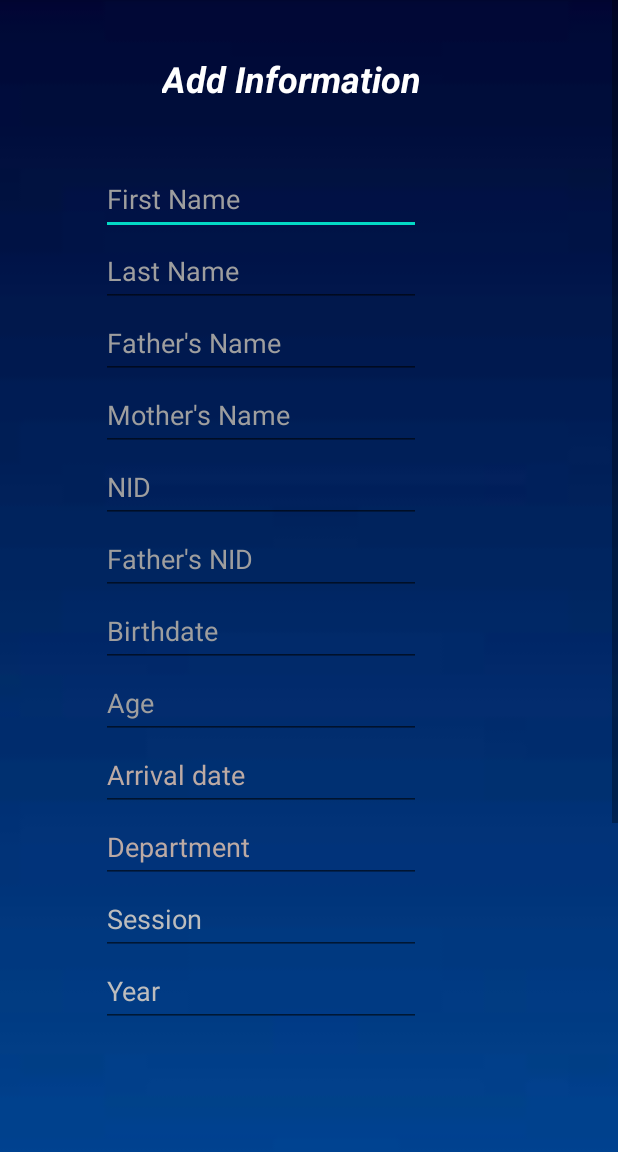
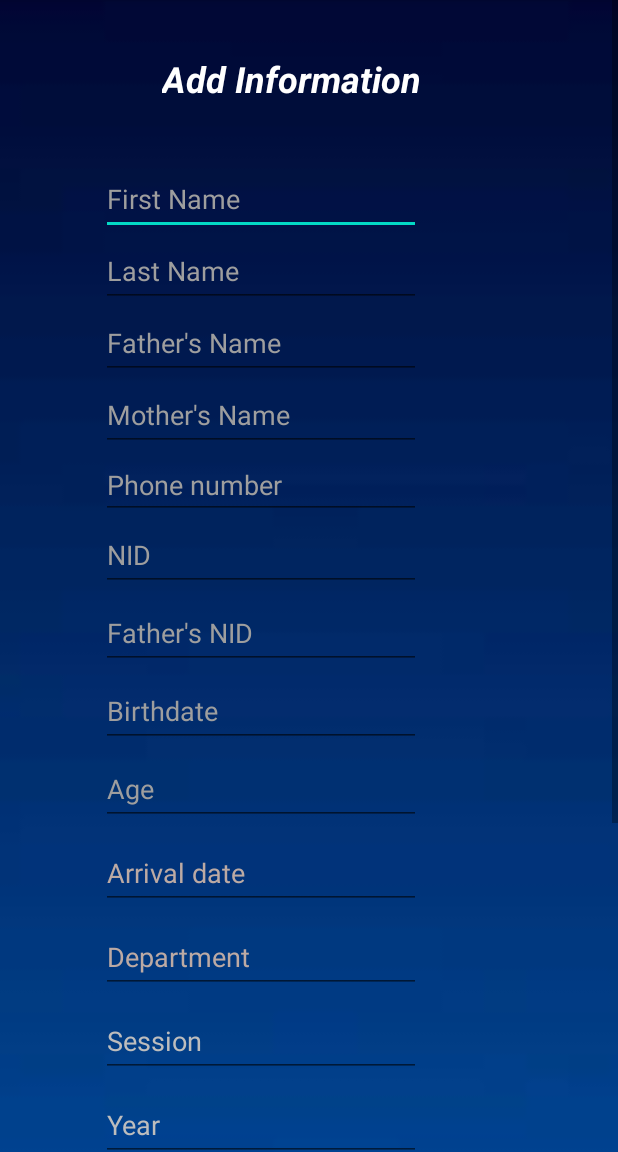
Before and after one commit to Sabbbir/Tracker, an Android app: the add_renterer_info_cont screen opened directly, with no data from a screen before it, on a phone screen of 412 x 824 dp, the part 84-1236 px from its top. Run offline under Robolectric (Android 15) with nearby library versions, the phone set to English and light mode, and no system bars.

Commit message:
phone number firld added

```diff
--- a/app/src/main/java/com/example/android/tracker/MainActivity.java
+++ b/app/src/main/java/com/example/android/tracker/MainActivity.java
@@ -1,5 +1,5 @@
 package com.example.android.tracker;
-
+//github token for 90days from 28july,2022: 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
 import android.content.Intent;
 import android.support.v7.app.AppCompatActivity;
 import android.os.Bundle;
--- a/app/src/main/java/com/example/android/tracker/add_renterer_info_cont.java
+++ b/app/src/main/java/com/example/android/tracker/add_renterer_info_cont.java
@@ -8,7 +8,7 @@ import android.widget.Button;
 import android.widget.TextView;
 
 public class add_renterer_info_cont extends AppCompatActivity {
-    TextView first_name_obj,last_name_obj,fathers_name_obj,mothers_name_obj,nid_num_obj,fathers_nid_obj,birthdate_obj,age_obj,arrival_date_obj,department_obj,session_obj,year_obj;
+    TextView first_name_obj,last_name_obj,fathers_name_obj,mothers_name_obj,nid_num_obj,fathers_nid_obj,birthdate_obj,age_obj,arrival_date_obj,department_obj,session_obj,year_obj,phone_num_obj;
     Button submit_renter_info_button,cambutton;
     @Override
     protected void onCreate(Bundle savedInstanceState) {
@@ -33,11 +33,12 @@ public class add_renterer_info_cont extends AppCompatActivity {
         department_obj =  findViewById(R.id.editTextTextPersonName12);
         session_obj  =  findViewById(R.id.editTextTextPersonName112);
         year_obj =  findViewById(R.id.editTextTextPersonName1121);
+        phone_num_obj = findViewById(R.id.editTextTextPersonName13);
 
     }
 
     public void  make_var_of_renter(){
-        String full_name,firstname,lastname,fathers_name,mothers_name,nid,fathers_nid,birthdate,age,arrivaldate,department,session,year;
+        String full_name,firstname,lastname,fathers_name,mothers_name,nid,fathers_nid,birthdate,age,arrivaldate,department,session,year,phone_num;
         firstname = first_name_obj.getText().toString().trim();
         lastname = last_name_obj.getText().toString().trim();
         fathers_name=fathers_name_obj.getText().toString().trim();
@@ -50,7 +51,7 @@ public class add_renterer_info_cont extends AppCompatActivity {
         department = department_obj.getText().toString().trim();
         session = session_obj.getText().toString().trim();
         year = year_obj.getText().toString().trim();
-
+        phone_num = phone_num_obj.getText().toString().trim();
 
         //full name
         full_name = firstname+" "+lastname;
@@ -102,6 +103,10 @@ public class add_renterer_info_cont extends AppCompatActivity {
             year_obj.setError("Field can not be Empty!");
             getCurrentFocus();
         }
+        if(phone_num.isEmpty()){
+            phone_num_obj.setError("Field can not be Empty!");
+            getCurrentFocus();
+        }
 
             if((!firstname.isEmpty()) && (!lastname.isEmpty()) && (!fathers_name.isEmpty()) && (!mothers_name.isEmpty()) && !(nid.isEmpty()) && !(fathers_nid.isEmpty()) && !(birthdate.isEmpty()) && !(age.isEmpty()) && !(arrivaldate.isEmpty()) && !(department.isEmpty()) && !(session.isEmpty()) && (!year.isEmpty())) {
                 Intent intent = new Intent(this, login_home.class);
--- a/app/src/main/res/layout/activity_add_renterer_info_cont.xml
+++ b/app/src/main/res/layout/activity_add_renterer_info_cont.xml
@@ -127,34 +127,35 @@
             android:minHeight="48dp"
             android:textColor="@color/white"
             android:textColorHint="@color/ash"
-            app:layout_constraintEnd_toEndOf="@+id/editTextTextPersonName6"
+            app:layout_constraintEnd_toEndOf="@+id/editTextTextPersonName13"
             app:layout_constraintHorizontal_bias="0.0"
-            app:layout_constraintStart_toStartOf="@+id/editTextTextPersonName6"
-            app:layout_constraintTop_toBottomOf="@+id/editTextTextPersonName6"
+            app:layout_constraintStart_toStartOf="@+id/editTextTextPersonName13"
+            app:layout_constraintTop_toBottomOf="@+id/editTextTextPersonName13"
             tools:ignore="MissingConstraints" />
 
         <EditText
-            android:id="@+id/editTextTextPersonName10"
+            android:id="@+id/editTextTextPersonName12"
             android:layout_width="wrap_content"
             android:layout_height="wrap_content"
+            android:layout_marginTop="8dp"
             android:autofillHints=""
             android:ems="10"
-            android:hint="@string/fathers_nid"
-            android:inputType="number"
+            android:hint="@string/department"
+            android:inputType="date"
             android:minHeight="48dp"
             android:textColor="@color/white"
-            android:textColorHint="@color/ash"
-            app:layout_constraintEnd_toEndOf="@+id/editTextTextPersonName7"
+            android:textColorHint="#BCAAA4"
+            app:layout_constraintEnd_toEndOf="@+id/editTextTextPersonName9"
             app:layout_constraintHorizontal_bias="0.0"
-            app:layout_constraintStart_toStartOf="@+id/editTextTextPersonName7"
-            app:layout_constraintTop_toBottomOf="@+id/editTextTextPersonName7"
+            app:layout_constraintStart_toStartOf="@+id/editTextTextPersonName9"
+            app:layout_constraintTop_toBottomOf="@+id/editTextTextPersonName9"
             tools:ignore="MissingConstraints" />
-
 
         <EditText
             android:id="@+id/editTextTextPersonName88"
             android:layout_width="wrap_content"
             android:layout_height="wrap_content"
+            android:layout_marginTop="4dp"
             android:autofillHints=""
             android:ems="10"
             android:hint="@string/Birthdate"
@@ -172,6 +173,7 @@
             android:id="@+id/editTextTextPersonName11"
             android:layout_width="wrap_content"
             android:layout_height="wrap_content"
+            android:layout_marginTop="4dp"
             android:autofillHints=""
             android:ems="10"
             android:hint="@string/Age"
@@ -189,6 +191,7 @@
             android:id="@+id/editTextTextPersonName9"
             android:layout_width="wrap_content"
             android:layout_height="wrap_content"
+            android:layout_marginTop="8dp"
             android:autofillHints=""
             android:ems="10"
             android:hint="@string/arrival_date"
@@ -204,27 +207,10 @@
             tools:ignore="MissingConstraints" />
 
         <EditText
-            android:id="@+id/editTextTextPersonName12"
-            android:layout_width="wrap_content"
-            android:layout_height="wrap_content"
-            android:autofillHints=""
-            android:ems="10"
-            android:hint="@string/department"
-            android:inputType="date"
-            android:minHeight="48dp"
-            android:textColor="@color/white"
-            android:textColorHint="#BCAAA4"
-            app:layout_constraintEnd_toEndOf="@+id/editTextTextPersonName9"
-            app:layout_constraintHorizontal_bias="1.0"
-            app:layout_constraintStart_toEndOf="@+id/imageView2"
-            app:layout_constraintStart_toStartOf="parent"
-            app:layout_constraintTop_toBottomOf="@+id/editTextTextPersonName9"
-            tools:ignore="MissingConstraints" />
-
-        <EditText
             android:id="@+id/editTextTextPersonName112"
             android:layout_width="wrap_content"
             android:layout_height="wrap_content"
+            android:layout_marginTop="8dp"
             android:autofillHints=""
             android:ems="10"
             android:hint="@string/session"
@@ -242,6 +228,7 @@
             android:id="@+id/editTextTextPersonName1121"
             android:layout_width="wrap_content"
             android:layout_height="wrap_content"
+            android:layout_marginTop="8dp"
             android:autofillHints=""
             android:ems="10"
             android:hint="@string/year"
@@ -255,10 +242,30 @@
             app:layout_constraintTop_toBottomOf="@+id/editTextTextPersonName112"
             tools:ignore="MissingConstraints" />
 
+        <EditText
+            android:id="@+id/editTextTextPersonName10"
+            android:layout_width="wrap_content"
+            android:layout_height="wrap_content"
+            android:layout_marginTop="4dp"
+            android:autofillHints=""
+            android:ems="10"
+            android:hint="@string/fathers_nid"
+            android:inputType="number"
+            android:minHeight="48dp"
+            android:textColor="@color/white"
+            android:textColorHint="@color/ash"
+            app:layout_constraintEnd_toEndOf="@+id/editTextTextPersonName7"
+            app:layout_constraintHorizontal_bias="0.0"
+            app:layout_constraintStart_toStartOf="@+id/editTextTextPersonName7"
+            app:layout_constraintTop_toBottomOf="@+id/editTextTextPersonName7"
+            tools:ignore="MissingConstraints" />
+
+
         <Button
             android:id="@+id/choose_pic"
             android:layout_width="171dp"
             android:layout_height="48dp"
+            android:layout_marginTop="52dp"
             android:layout_marginEnd="226dp"
             android:text="@string/Choose_Picture"
             android:textAllCaps="false"
@@ -281,8 +288,21 @@
             app:layout_constraintHorizontal_bias="0.0"
             app:layout_constraintStart_toStartOf="@+id/choose_pic"
             app:layout_constraintTop_toBottomOf="@+id/choose_pic"
-            app:layout_constraintVertical_bias="0.055"
+            app:layout_constraintVertical_bias="0.075"
             tools:ignore="TouchTargetSizeCheck" />
+
+        <EditText
+            android:id="@+id/editTextTextPersonName13"
+            android:layout_width="wrap_content"
+            android:layout_height="wrap_content"
+            android:ems="10"
+            android:inputType="number"
+            android:hint="@string/phone_num"
+            android:textColorHint="@color/ash"
+            android:textColor="@color/ash"
+            app:layout_constraintEnd_toEndOf="@+id/editTextTextPersonName6"
+            app:layout_constraintStart_toStartOf="@+id/editTextTextPersonName6"
+            app:layout_constraintTop_toBottomOf="@+id/editTextTextPersonName6" />
 
 
     </android.support.constraint.ConstraintLayout>
--- a/app/src/main/res/values/strings.xml
+++ b/app/src/main/res/values/strings.xml
@@ -35,4 +35,5 @@
     <string name="session">Session</string>
     <string name="year">Year</string>
     <string name="department">Department</string>
+    <string name="phone_num">Phone number</string>
 </resources>
```
Also changed, not shown: 7 other files.
